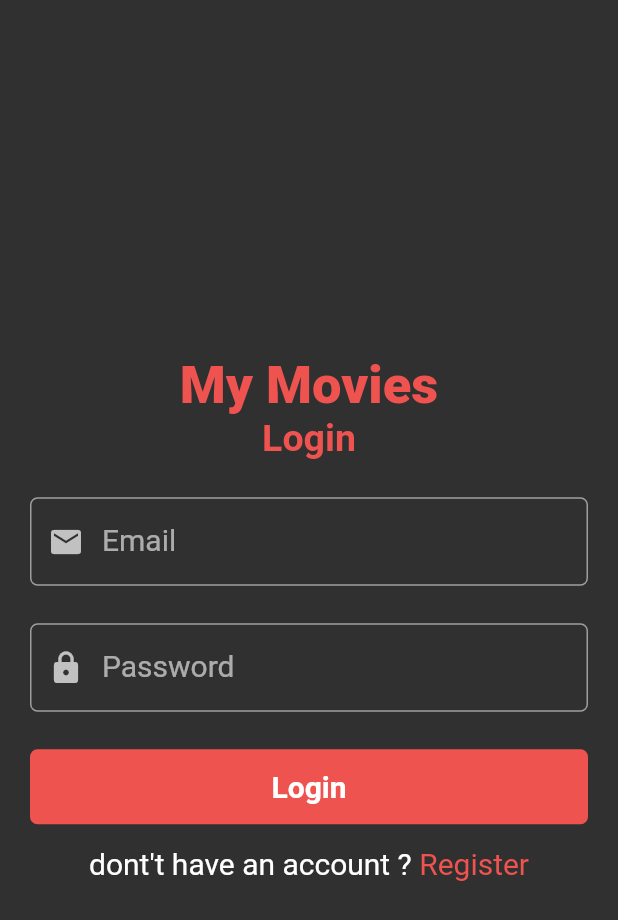
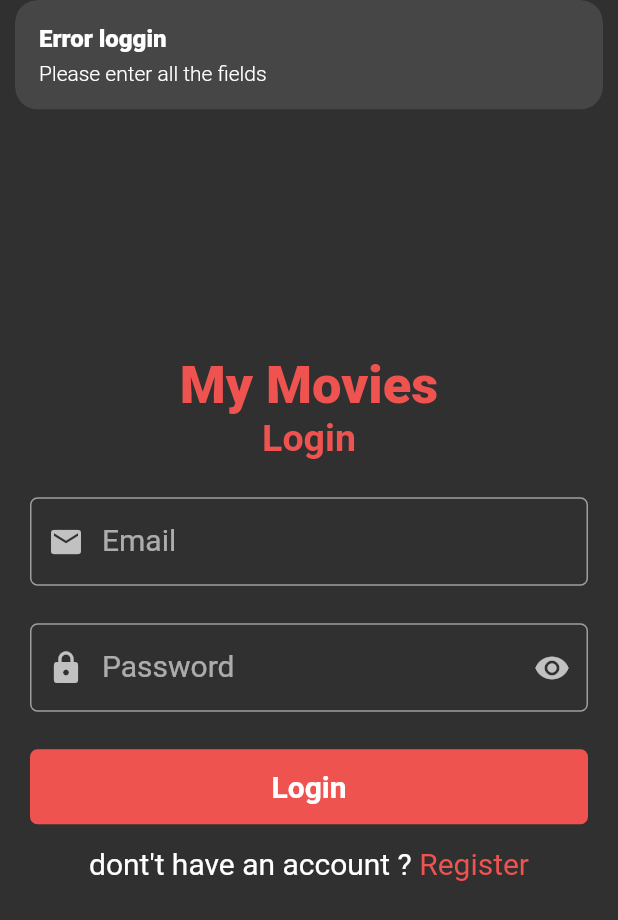
Before and after one commit to UltraViolet33/Movies-Apps, a Flutter app: the screen it shows after launch, after a tap on "Login", on a phone screen of 412 x 824 dp. Shown: the top 920 px of the screen. Run offline on Flutter 3.47's test engine with Material 2 defaults, Android fonts, the phone set to English and light mode, and no system bars; our stand-ins replace get.

Commit message:
user can login from flutter app

```diff
--- a/app/lib/controllers/auth_controller.dart
+++ b/app/lib/controllers/auth_controller.dart
@@ -9,6 +9,8 @@ class AuthController {
 
   static var _registerUrl = Uri.parse("http://192.168.1.10:5000/sign-up");
 
+  static var _logingUrl = Uri.parse("http://192.168.1.10:5000/sign-in");
+
   static registerUser(String email, String username, String password,
       String passwordConfirmation) async {
     try {
@@ -16,7 +18,6 @@ class AuthController {
           username.isNotEmpty &&
           password.isNotEmpty &&
           passwordConfirmation.isNotEmpty) {
-
         if (passwordConfirmation != password) {
           Get.snackbar("Error creating Account", "Passwords don't match");
         }
@@ -42,4 +43,25 @@ class AuthController {
       Get.snackbar("Error creating Account", e.toString());
     }
   }
+
+  static loginUser(String email, String password) async {
+    try {
+      if (email.isNotEmpty && password.isNotEmpty) {
+        http.Response response = await _client.post(_logingUrl, body: {
+          "email": email,
+          "password": password,
+        });
+
+        if (response.statusCode == 200) {
+          Get.snackbar("Loggin", "You Are log in");
+        } else {
+          Get.snackbar("Error loggin ", "Wrong credentials");
+        }
+      } else {
+        Get.snackbar("Error loggin ", "Please enter all the fields");
+      }
+    } catch (e) {
+      Get.snackbar("Error Login", e.toString());
+    }
+  }
 }
--- a/app/lib/main.dart
+++ b/app/lib/main.dart
@@ -1,3 +1,4 @@
+import 'package:app/views/auth/login_screen.dart';
 import 'package:app/views/auth/register_screen.dart';
 import 'package:flutter/material.dart';
 import 'package:get/get.dart';
@@ -15,7 +16,7 @@ class App extends StatelessWidget {
       debugShowCheckedModeBanner: false,
       title: "test",
       theme: ThemeData.dark(),
-      home: RegisterScreen(),
+      home: LoginScreen(),
     );
   }
 }
--- a/app/lib/views/auth/login_screen.dart
+++ b/app/lib/views/auth/login_screen.dart
@@ -1,5 +1,6 @@
 import 'package:app/constants.dart';
 import 'package:app/views/auth/register_screen.dart';
+import 'package:app/views/widgets/password_input.dart';
 import 'package:app/views/widgets/text_input_field.dart';
 import 'package:flutter/material.dart';
 import 'package:app/controllers/auth_controller.dart';
@@ -47,11 +48,10 @@ class LoginScreen extends StatelessWidget {
           Container(
             width: MediaQuery.of(context).size.width,
             margin: const EdgeInsets.symmetric(horizontal: 20),
-            child: TextInputField(
+            child: PasswordInputField(
               controller: _passwordController,
               labelText: "Password",
               icon: Icons.lock,
-              isObscure: true,
             ),
           ),
           const SizedBox(
@@ -64,7 +64,10 @@ class LoginScreen extends StatelessWidget {
                 color: buttonColor,
                 borderRadius: const BorderRadius.all(Radius.circular(5))),
             child: InkWell(
-                onTap: () {},
+                onTap: () {
+                  AuthController.loginUser(
+                      _emailController.text, _passwordController.text);
+                },
                 child: const Center(
                     child: Text(
                   "Login",
```
